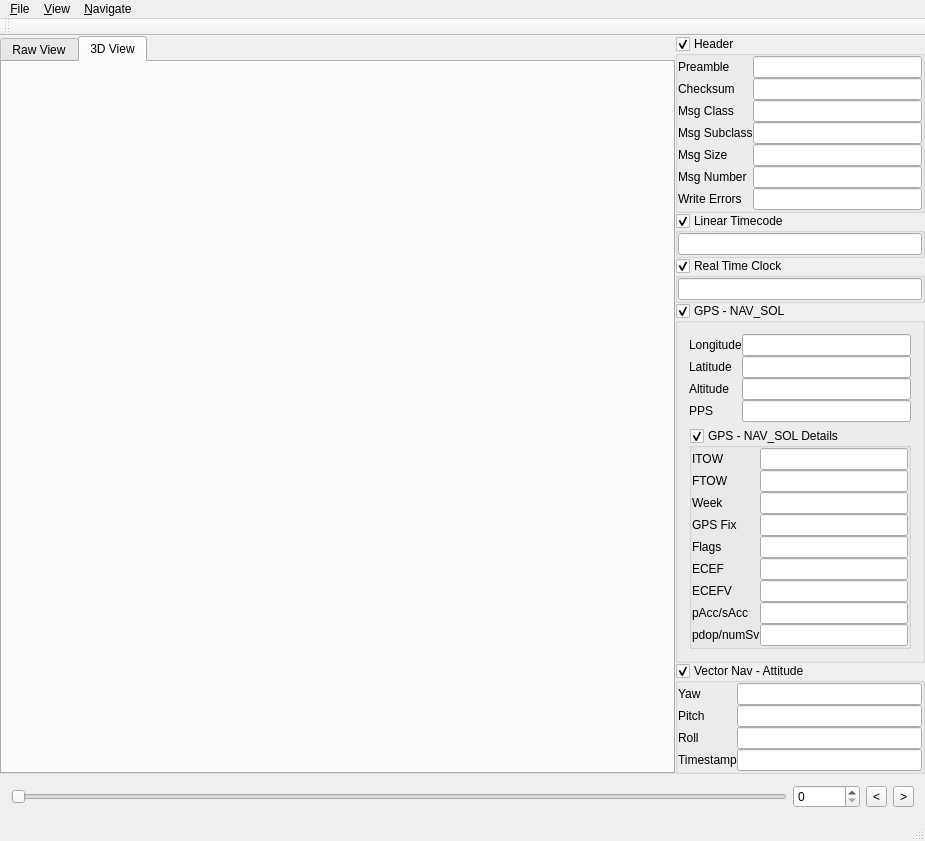
First picture: the form in tools/KBBViewer/kbbviewer.ui, repository naniBox/kuroBox, before the edit.
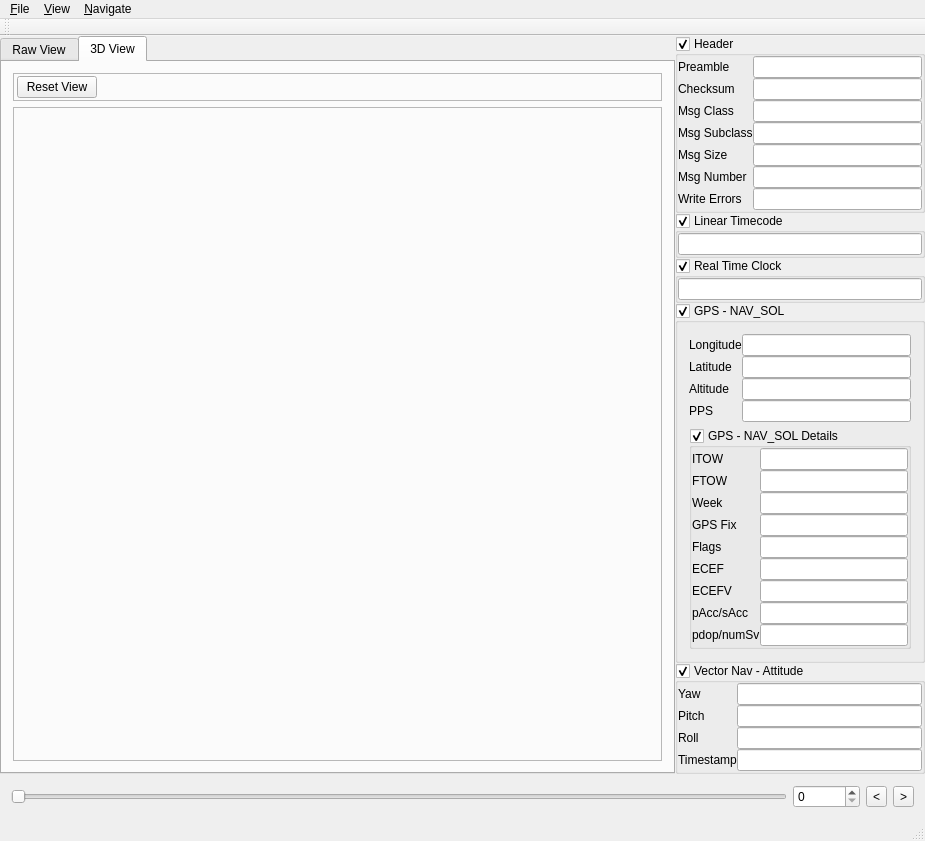
Second picture: the form after the edit. The open tabs and pages were chosen to show the change.

Commit message: Added the ThreeD view - works nicely. This is using shaders, so I'll have to see how it works going cross-platform.

Patch:
```diff
--- a/tools/KBBViewer/kbbviewer.ui
+++ b/tools/KBBViewer/kbbviewer.ui
@@ -97,6 +97,85 @@
           <attribute name="title">
            <string>3D View</string>
           </attribute>
+          <layout class="QVBoxLayout" name="verticalLayout_13" stretch="0,1">
+           <item>
+            <widget class="QFrame" name="threeD_tool_frame">
+             <property name="frameShape">
+              <enum>QFrame::StyledPanel</enum>
+             </property>
+             <property name="frameShadow">
+              <enum>QFrame::Sunken</enum>
+             </property>
+             <layout class="QHBoxLayout" name="horizontalLayout_3">
+              <property name="spacing">
+               <number>2</number>
+              </property>
+              <property name="leftMargin">
+               <number>3</number>
+              </property>
+              <property name="topMargin">
+               <number>2</number>
+              </property>
+              <property name="rightMargin">
+               <number>3</number>
+              </property>
+              <property name="bottomMargin">
+               <number>2</number>
+              </property>
+              <item>
+               <widget class="QPushButton" name="threeD_tool_reset_view_btn">
+                <property name="text">
+                 <string>Reset View</string>
+                </property>
+               </widget>
+              </item>
+              <item>
+               <spacer name="horizontalSpacer">
+                <property name="orientation">
+                 <enum>Qt::Horizontal</enum>
+                </property>
+                <property name="sizeHint" stdset="0">
+                 <size>
+                  <width>40</width>
+                  <height>20</height>
+                 </size>
+                </property>
+               </spacer>
+              </item>
+             </layout>
+            </widget>
+           </item>
+           <item>
+            <widget class="QFrame" name="threeD_frame">
+             <property name="frameShape">
+              <enum>QFrame::StyledPanel</enum>
+             </property>
+             <property name="frameShadow">
+              <enum>QFrame::Sunken</enum>
+             </property>
+             <layout class="QVBoxLayout" name="verticalLayout_14">
+              <property name="spacing">
+               <number>0</number>
+              </property>
+              <property name="leftMargin">
+               <number>0</number>
+              </property>
+              <property name="topMargin">
+               <number>0</number>
+              </property>
+              <property name="rightMargin">
+               <number>0</number>
+              </property>
+              <property name="bottomMargin">
+               <number>0</number>
+              </property>
+              <item>
+               <layout class="QVBoxLayout" name="threeD_frame_layout"/>
+              </item>
+             </layout>
+            </widget>
+           </item>
+          </layout>
          </widget>
         </widget>
        </item>
```
Left out of the diff: 19 changed lines with no effect on the pictures. The commit also changes 13 other files.
